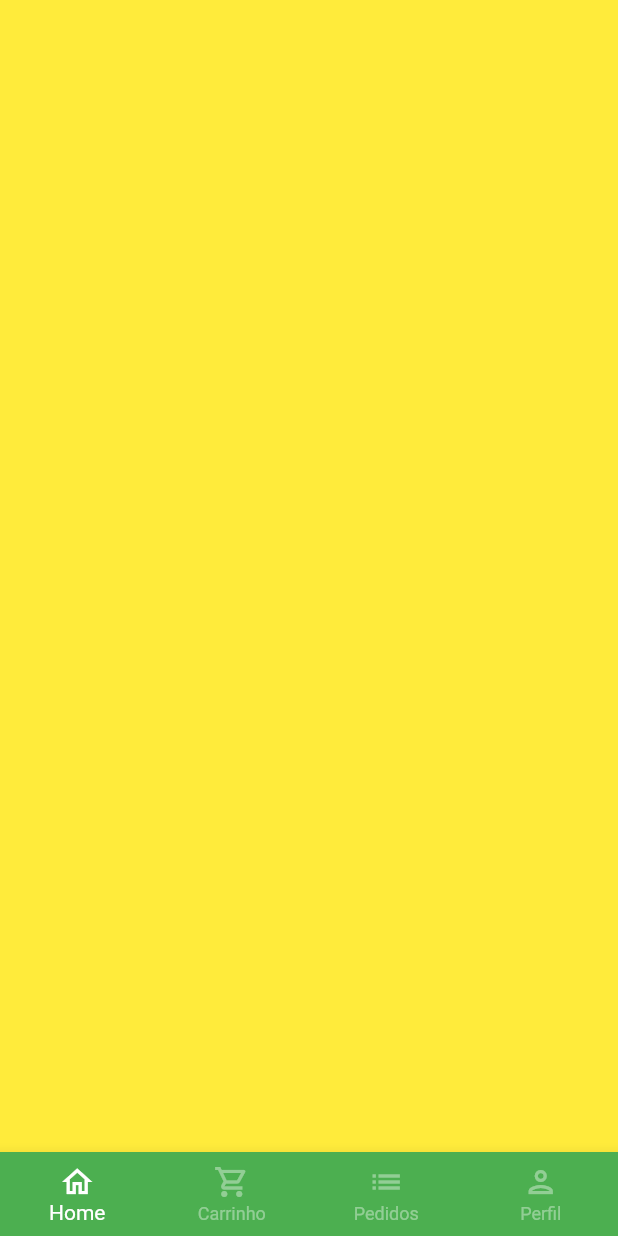
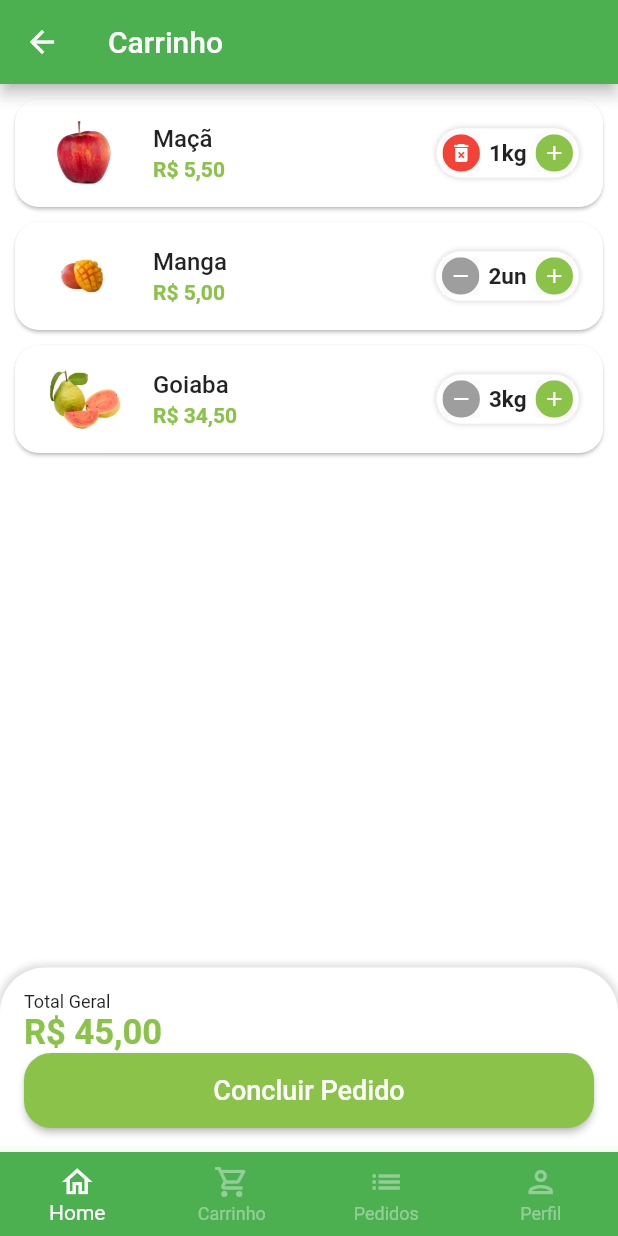
Before and after one commit to Luthianni/greengrocer, a Flutter app: the BaseScreen screen opened directly, swiped to page 2, on a phone screen of 412 x 824 dp. Run offline on Flutter 3.47's test engine with Material 2 defaults, Android fonts, the phone set to English and light mode, and no system bars; our stand-ins replace animated_text_kit, badges, mask_text_input_formatter.

Commit message:
Criação tela carrinho

```diff
--- a/lib/src/config/app_data.dart
+++ b/lib/src/config/app_data.dart
@@ -1,3 +1,4 @@
+import 'package:greengrocer/src/models/cart_item_model.dart';
 import 'package:greengrocer/src/models/item_model.dart';
 
 ItemModel apple = ItemModel(
@@ -71,3 +72,18 @@ List<String> categories = [
   'Temperos',
   'Cereais',
 ];
+
+List<CartItemModel> cartItems = [
+  CartItemModel(
+    item: apple,
+    quantity: 1,
+  ),
+  CartItemModel(
+    item: mango,
+    quantity: 2,
+  ),
+  CartItemModel(
+    item: guava,
+    quantity: 3,
+  ),
+];
--- /dev/null
+++ b/lib/src/models/cart_item_model.dart
@@ -0,0 +1,13 @@
+import 'package:greengrocer/src/models/item_model.dart';
+
+class CartItemModel {
+  ItemModel item;
+  int quantity;
+
+  CartItemModel({
+    required this.item,
+    required this.quantity,
+  });
+
+  double totalPrice() => item.price * quantity;
+}
--- a/lib/src/pages/base/base_screen.dart
+++ b/lib/src/pages/base/base_screen.dart
@@ -1,6 +1,7 @@
 import 'package:flutter/material.dart';
 import 'package:flutter/src/widgets/container.dart';
 import 'package:flutter/src/widgets/framework.dart';
+import 'package:greengrocer/src/pages/cart/cart_tab.dart';
 import 'package:greengrocer/src/pages/home/home_tab.dart';
 
 class BaseScreen extends StatefulWidget {
@@ -22,7 +23,7 @@ class _BaseScreenState extends State<BaseScreen> {
         controller: pageController,
         children: [
           const HomeTab(),
-          Container(color: Colors.yellow),
+          CartTab(),
           Container(color: Colors.blue),
           Container(color: Colors.purple),
         ],
--- /dev/null
+++ b/lib/src/pages/cart/cart_tab.dart
@@ -0,0 +1,148 @@
+import 'package:flutter/material.dart';
+import 'package:flutter/src/widgets/container.dart';
+import 'package:flutter/src/widgets/framework.dart';
+import 'package:greengrocer/src/config/custom_colors.dart';
+import 'package:greengrocer/src/models/cart_item_model.dart';
+import 'package:greengrocer/src/pages/cart/components/cart_tile.dart';
+import 'package:greengrocer/src/services/utils_services.dart';
+import 'package:greengrocer/src/config/app_data.dart' as appData;
+
+class CartTab extends StatefulWidget {
+  const CartTab({super.key});
+
+  @override
+  State<CartTab> createState() => _CartTabState();
+}
+
+class _CartTabState extends State<CartTab> {
+  final UtilsServices utilsServices = UtilsServices();
+
+  void removeItemFromCart(CartItemModel cartItem) {
+    setState(() {
+      appData.cartItems.remove(cartItem);
+    });
+  }
+
+  double cartTotalPrice() {
+    double total = 0;
+
+    for (var item in appData.cartItems) {
+      total += item.totalPrice();
+    }
+    return total;
+  }
+
+  @override
+  Widget build(BuildContext context) {
+    return Scaffold(
+      appBar: AppBar(
+        title: const Text('Carrinho'),
+      ),
+      body: Column(
+        children: [
+          Expanded(
+            child: ListView.builder(
+              itemCount: appData.cartItems.length,
+              itemBuilder: (_, index) {
+                return CartTile(
+                  cartItem: appData.cartItems[index],
+                  remove: removeItemFromCart,
+                );
+              },
+            ),
+          ),
+          Container(
+            padding: const EdgeInsets.all(16),
+            decoration: BoxDecoration(
+              color: Colors.white,
+              borderRadius: const BorderRadius.vertical(
+                top: Radius.circular(30),
+              ),
+              boxShadow: [
+                BoxShadow(
+                  color: Colors.grey.shade300,
+                  blurRadius: 3,
+                  spreadRadius: 2,
+                )
+              ],
+            ),
+            child: Column(
+              crossAxisAlignment: CrossAxisAlignment.stretch,
+              children: [
+                const Text(
+                  'Total Geral',
+                  style: TextStyle(fontSize: 12),
+                ),
+                Text(
+                  utilsServices.priceToCurrency(cartTotalPrice()),
+                  style: TextStyle(
+                    fontSize: 23,
+                    color: CustomColors.customSwatchColor,
+                    fontWeight: FontWeight.bold,
+                  ),
+                ),
+                // botao pedido
+                SizedBox(
+                  height: 50,
+                  child: ElevatedButton(
+                    style: ElevatedButton.styleFrom(
+                      backgroundColor: CustomColors.customSwatchColor,
+                      shape: RoundedRectangleBorder(
+                        borderRadius: BorderRadius.circular(18),
+                      ),
+                    ),
+                    onPressed: () async {
+                      bool? result = await showOrderConfirmation();
+
+                      print(result);
+                    },
+                    child: const Text(
+                      'Concluir Pedido',
+                      style: TextStyle(
+                        fontSize: 18,
+                      ),
+                    ),
+                  ),
+                ),
+              ],
+            ),
+          ),
+        ],
+      ),
+    );
+  }
+
+  Future<bool?> showOrderConfirmation() {
+    return showDialog<bool>(
+      context: context,
+      builder: (context) {
+        return AlertDialog(
+          shape: RoundedRectangleBorder(
+            borderRadius: BorderRadius.circular(20),
+          ),
+          title: const Text('Confirmação'),
+          content: const Text('Deseja realmente concluir o pedido?'),
+          actions: [
+            TextButton(
+              onPressed: () {
+                Navigator.of(context).pop(false);
+              },
+              child: const Text('Não'),
+            ),
+            ElevatedButton(
+              style: ElevatedButton.styleFrom(
+                shape: RoundedRectangleBorder(
+                  borderRadius: BorderRadius.circular(20),
+                ),
+              ),
+              onPressed: () {
+                Navigator.of(context).pop(true);
+              },
+              child: const Text('Sim'),
+            ),
+          ],
+        );
+      },
+    );
+  }
+}
--- /dev/null
+++ b/lib/src/pages/cart/components/cart_tile.dart
@@ -0,0 +1,74 @@
+import 'package:flutter/material.dart';
+import 'package:flutter/src/widgets/container.dart';
+import 'package:flutter/src/widgets/framework.dart';
+import 'package:greengrocer/src/config/custom_colors.dart';
+import 'package:greengrocer/src/models/cart_item_model.dart';
+import 'package:greengrocer/src/pages/common_widgets/quantity_widget.dart';
+import 'package:greengrocer/src/services/utils_services.dart';
+
+class CartTile extends StatefulWidget {
+  final CartItemModel cartItem;
+  final Function(CartItemModel) remove;
+
+  const CartTile({
+    super.key,
+    required this.cartItem,
+    required this.remove,
+  });
+
+  @override
+  State<CartTile> createState() => _CartTileState();
+}
+
+class _CartTileState extends State<CartTile> {
+  final UtilsServices utilsServices = UtilsServices();
+
+  @override
+  Widget build(BuildContext context) {
+    return Card(
+      margin: const EdgeInsets.fromLTRB(10, 10, 10, 0),
+      shape: RoundedRectangleBorder(
+        borderRadius: BorderRadius.circular(16),
+      ),
+      child: ListTile(
+        //imagem
+        leading: Image.asset(
+          widget.cartItem.item.imgUrl,
+          height: 60,
+          width: 60,
+        ),
+        //Titulo
+        title: Text(
+          widget.cartItem.item.itemName,
+          style: const TextStyle(
+            fontWeight: FontWeight.w500,
+          ),
+        ),
+        //Total
+        subtitle: Text(
+          utilsServices.priceToCurrency(widget.cartItem.totalPrice()),
+          style: TextStyle(
+            color: CustomColors.customSwatchColor,
+            fontWeight: FontWeight.bold,
+          ),
+        ),
+        //Quantidade
+        trailing: QuantityWidget(
+          suffixText: widget.cartItem.item.unit,
+          value: widget.cartItem.quantity,
+          result: (quantity) {
+            setState(() {
+              widget.cartItem.quantity = quantity;
+
+              if (quantity == 0) {
+                //Remover item do carrinho
+                widget.remove(widget.cartItem);
+              }
+            });
+          },
+          isRemovable: true,
+        ),
+      ),
+    );
+  }
+}
--- a/lib/src/pages/common_widgets/quantity_widget.dart
+++ b/lib/src/pages/common_widgets/quantity_widget.dart
@@ -8,12 +8,14 @@ class QuantityWidget extends StatelessWidget {
   final int value;
   final String suffixText;
   final Function(int quantity) result;
+  final bool isRemovable;
 
   const QuantityWidget({
     super.key,
     required this.value,
     required this.suffixText,
     required this.result,
+    this.isRemovable = false,
   });
 
   @override
@@ -32,12 +34,13 @@ class QuantityWidget extends StatelessWidget {
         ],
       ),
       child: Row(
+        mainAxisSize: MainAxisSize.min,
         children: [
           _QuantityButton(
-            icon: Icons.remove,
-            color: Colors.grey,
+            icon: !isRemovable || value > 1 ? Icons.remove : Icons.delete_forever,
+            color: !isRemovable || value > 1 ? Colors.grey : Colors.red,
             onPressed: () {
-              if (value == 1) return;
+              if (value == 1 && !isRemovable) return;
               int resultCount = value - 1;
               result(resultCount);
             },
```
